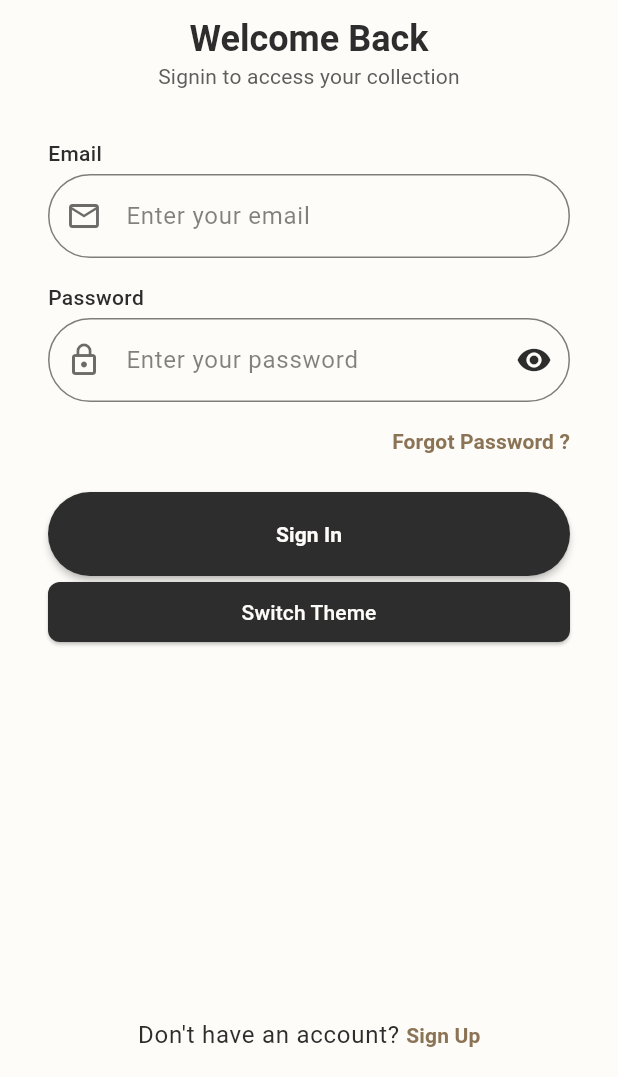
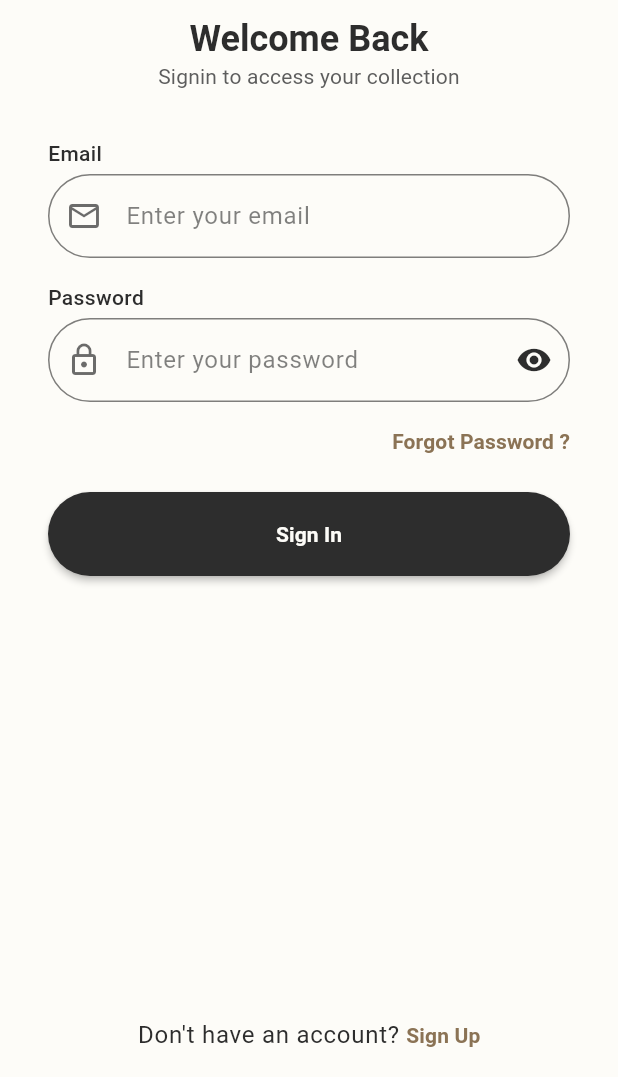
Before and after one commit to akshayxemo/quote-vault, a Flutter app: the screen it shows after launch, on a phone screen of 412 x 824 dp, the part 159-1236 px from its top. Run offline on Flutter 3.47's test engine with Material 3 defaults, Android fonts, the phone set to English and light mode, and no system bars; our stand-ins replace dartz, equatable, flutter_bloc, get_it, go_router, shared_preferences and 1 more; accounts and stored records are empty.

Commit message:
remove theme switcher from signin page

```diff
--- a/lib/presentation/screens/auth/signin_screen.dart
+++ b/lib/presentation/screens/auth/signin_screen.dart
@@ -156,10 +156,6 @@ class _SignInScreenState extends State<SignInScreen> {
                           ],
                         ),
                       ),
-                      ElevatedButton(
-                        onPressed: themeProvider.toggleTheme,
-                        child: const Text('Switch Theme'),
-                      ),
                       const Spacer(),
                       _buildSignUpLink(),
                     ],
```
